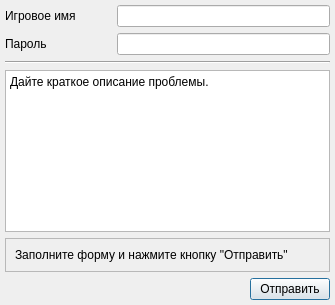
Qt form feedbackdialog.ui (dngulin/ttyhlauncher) before a commit.
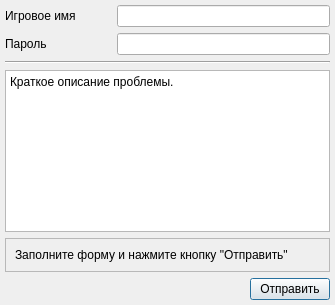
The same form after that commit. Icons and pictures are not drawn.

Commit message: Feedback dialog implementation, fix "delete reply" bug

Patch:
```diff
--- a/feedbackdialog.ui
+++ b/feedbackdialog.ui
@@ -67,7 +67,7 @@
    <item>
     <widget class="QPlainTextEdit" name="descEdit">
      <property name="plainText">
-      <string>Дайте краткое описание проблемы.</string>
+      <string>Краткое описание проблемы.</string>
      </property>
     </widget>
    </item>
```
Left out of the diff: 6 changed lines with no effect on the pictures. The commit also changes 5 other files.
